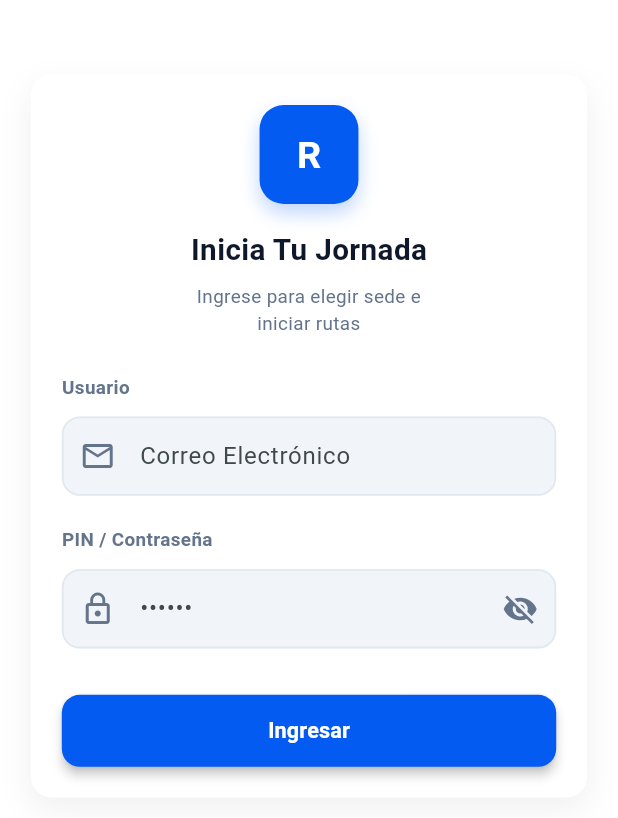
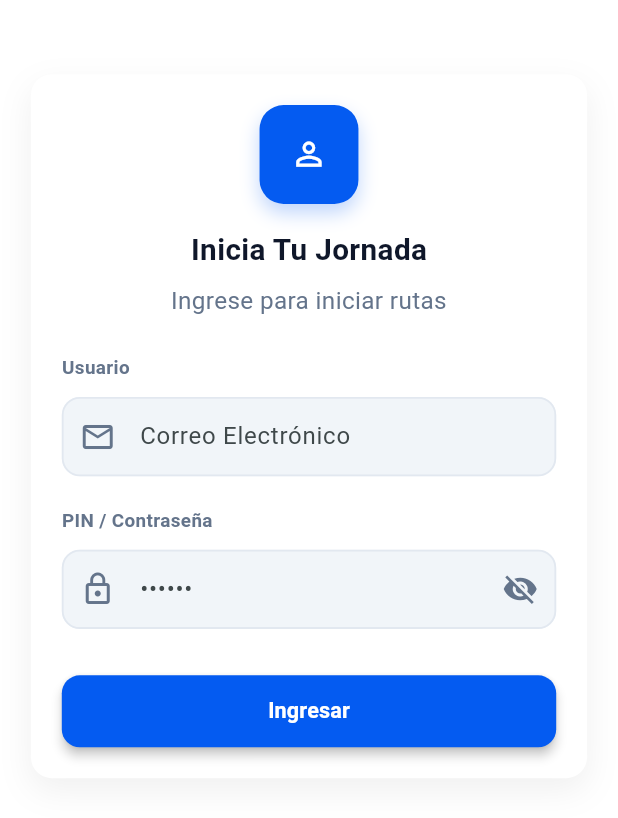
Before and after one commit to elver-09/app-mobile, a Flutter app: the screen it shows after launch, on a phone screen of 412 x 824 dp. Shown: the top 818 px of the screen. Run offline on Flutter 3.47's test engine with Material 3 defaults, Android fonts, the phone set to English and light mode, and no system bars; our stand-ins replace flutter_image_compress, geolocator, google_maps_flutter, image_picker, shared_preferences; missing offline and left inert: mobile_scanner.

Commit message:
feat: Update login screen UI by replacing text with an icon and refining instructions

```diff
--- a/lib/presentation/screens/login_screen.dart
+++ b/lib/presentation/screens/login_screen.dart
@@ -119,13 +119,10 @@ class _LoginScreenState extends State<LoginScreen> {
                           ],
                         ),
                         child: Center(
-                          child: Text(
-                            'R',
-                            style: TextStyle(
-                              color: Colors.white,
-                              fontSize: responsive.headingLargeFontSize,
-                              fontWeight: FontWeight.bold,
-                            ),
+                          child: Icon(
+                            Icons.person_outline,
+                            color: Colors.white,
+                            size: responsive.headingLargeFontSize,
                           ),
                         ),
                       ),
@@ -142,11 +139,11 @@ class _LoginScreenState extends State<LoginScreen> {
                     SizedBox(height: responsive.getResponsiveSize(8)),
                     Align(
                       alignment: Alignment.center,
-                      child: Text(
-                        'Ingrese para elegir sede e\niniciar rutas',
+                        child: Text(
+                        'Ingrese para iniciar rutas',
                         textAlign: TextAlign.center,
                         style: TextStyle(
-                          fontSize: responsive.bodySmallFontSize,
+                          fontSize: responsive.headingSmallFontSize,
                           color: const Color(0xFF64748B),
                         ),
                       ),
```
